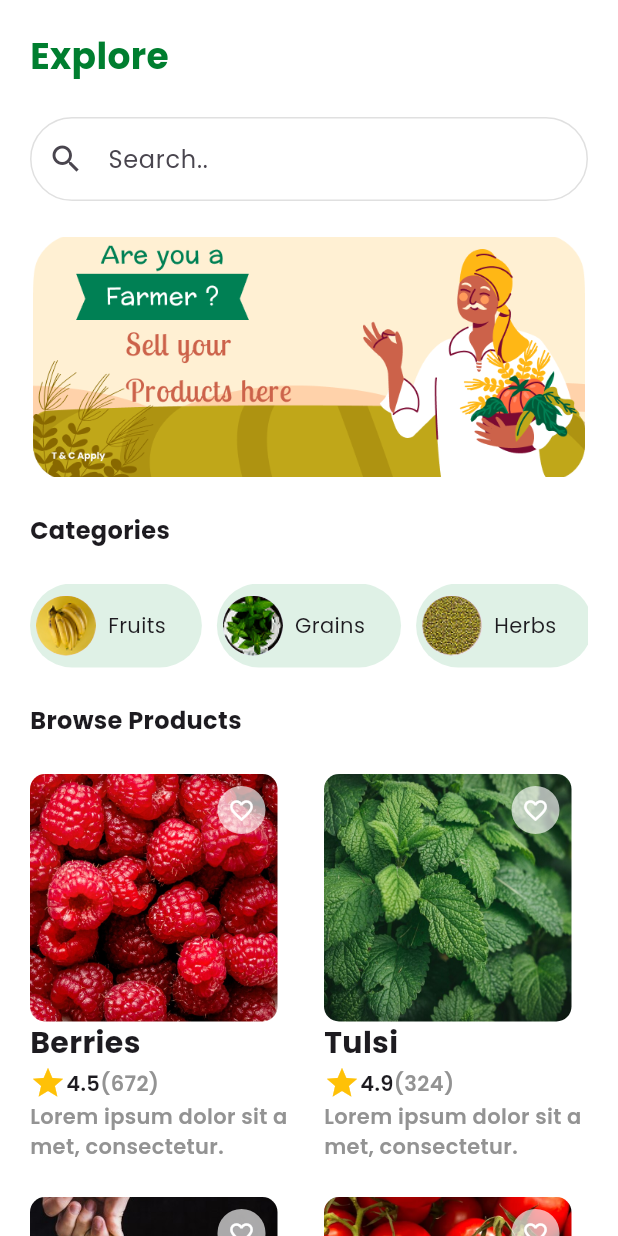
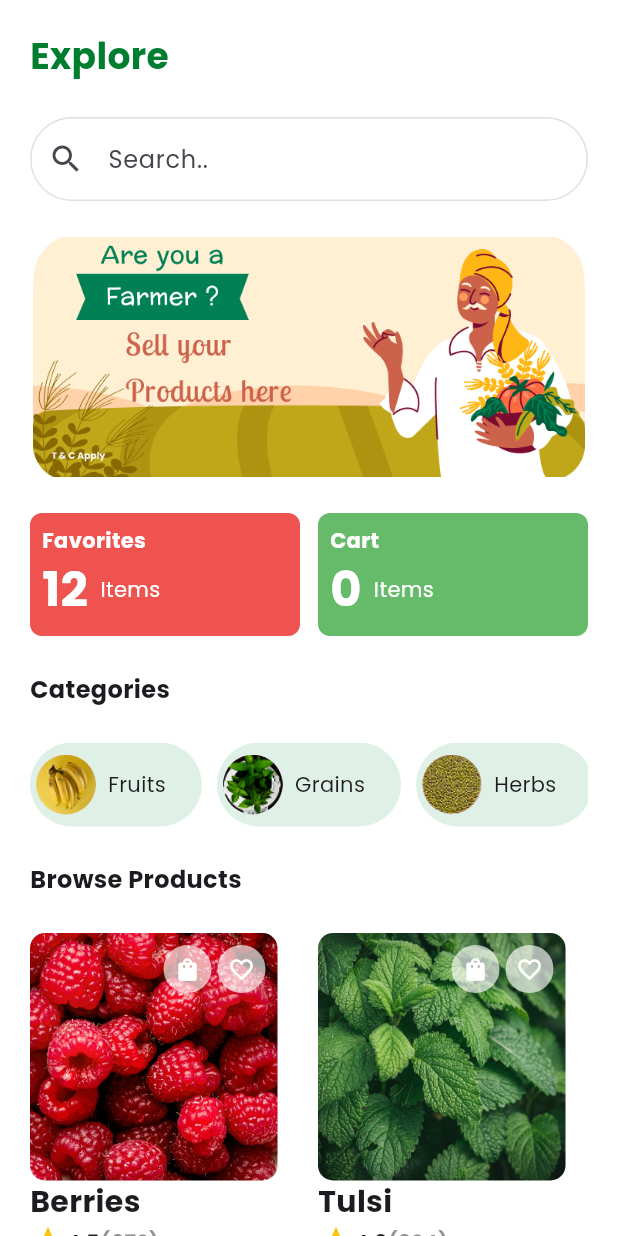
Before and after one commit to nabathnm/raion-workshop, a Flutter app: the screen it shows after launch, on a phone screen of 412 x 824 dp. Run offline on Flutter 3.47's test engine with Material 3 defaults, Android fonts, the phone set to English and light mode, and no system bars; drawn by our look-alikes of carousel_slider; our stand-ins replace flutter_bloc, google_fonts.

Commit message:
create cart button

```diff
--- a/lib/features/cart/cart_event.dart
+++ b/lib/features/cart/cart_event.dart
@@ -1,9 +1,3 @@
-import 'package:level_1/features/cart/models/cart_item.dart';
-
 abstract class CartEvent {}
 
-class AddItem extends CartEvent {
-  final CartItem item;
-
-  AddItem(this.item);
-}
+class AddToCart extends CartEvent {}
--- a/lib/features/cart/cart_state.dart
+++ b/lib/features/cart/cart_state.dart
@@ -1,11 +1,5 @@
-import 'package:level_1/features/cart/models/cart_item.dart';
+class CartState {
+  final int totalItems;
 
-class CartState {
-  final List<CartItem> items;
-
-  CartState(this.items);
-
-  int get totalItems {
-    return items.fold(0, (total, item) => total + item.quantity);
-  }
+  CartState(this.totalItems);
 }
--- /dev/null
+++ b/lib/features/favorites/favorite_events.dart
@@ -0,0 +1,3 @@
+abstract class FavoriteEvents {}
+
+class addToFavorite extends FavoriteEvents {}
--- /dev/null
+++ b/lib/features/favorites/favorite_state.dart
@@ -0,0 +1,5 @@
+class FavoriteState {
+  final int totalItems;
+
+  FavoriteState(this.totalItems);
+}
--- a/lib/home_page.dart
+++ b/lib/home_page.dart
@@ -1,7 +1,11 @@
 import 'package:flutter/material.dart';
+import 'package:flutter_bloc/flutter_bloc.dart';
+import 'package:level_1/features/cart/cart_bloc.dart';
+import 'package:level_1/features/cart/cart_state.dart';
 import 'package:level_1/widgets/banner_caraousel.dart';
 import 'package:level_1/widgets/category_card.dart';
 import 'package:level_1/widgets/product_card.dart';
+import 'package:level_1/widgets/statistic_card.dart';
 
 class HomePage extends StatefulWidget {
   const HomePage({super.key});
@@ -51,8 +55,27 @@ class _HomePageState extends State<HomePage> {
                   ),
                 ),
               ),
+              BannerCarousel(),
 
-              Container(child: BannerCarousel()),
+              Row(
+                spacing: 12,
+                children: [
+                  StatisticCard(
+                    color: Colors.red.shade400,
+                    title: "Favorites",
+                    value: "12",
+                  ),
+                  BlocBuilder<CartBloc, CartState>(
+                    builder: (context, state) {
+                      return StatisticCard(
+                        color: Colors.green.shade400,
+                        title: "Cart",
+                        value: state.totalItems.toString(),
+                      );
+                    },
+                  ),
+                ],
+              ),
 
               Text(
                 'Categories',
@@ -77,8 +100,15 @@ class _HomePageState extends State<HomePage> {
                 style: TextStyle(fontWeight: .w700, fontSize: 16),
               ),
 
-              Row(
-                spacing: 20,
+              GridView(
+                shrinkWrap: true,
+                physics: NeverScrollableScrollPhysics(),
+                gridDelegate: SliverGridDelegateWithFixedCrossAxisCount(
+                  crossAxisCount: 2,
+                  crossAxisSpacing: 12,
+                  mainAxisSpacing: 12,
+                  childAspectRatio: 0.65,
+                ),
                 children: [
                   ProductCard(
                     title: 'Berries',
@@ -106,12 +136,6 @@ class _HomePageState extends State<HomePage> {
                       });
                     },
                   ),
-                ],
-              ),
-
-              Row(
-                spacing: 20,
-                children: [
                   ProductCard(
                     title: 'Milk',
                     description: 'Lorem ipsum dolor sit a met, consectetur.',
--- a/lib/widgets/product_card.dart
+++ b/lib/widgets/product_card.dart
@@ -1,5 +1,8 @@
 import 'package:flutter/material.dart';
+import 'package:flutter_bloc/flutter_bloc.dart';
 import 'package:level_1/detail_page.dart';
+import 'package:level_1/features/cart/cart_bloc.dart';
+import 'package:level_1/features/cart/cart_event.dart';
 
 class ProductCard extends StatelessWidget {
   final String title;
@@ -74,6 +77,25 @@ class ProductCard extends StatelessWidget {
                     ),
                   ),
                 ),
+
+                Positioned(
+                  top: 8,
+                  right: 44,
+                  child: GestureDetector(
+                    onTap: () {
+                      context.read<CartBloc>().add(AddToCart());
+                    },
+                    child: CircleAvatar(
+                      radius: 16,
+                      backgroundColor: Colors.white.withOpacity(0.65),
+                      child: Icon(
+                        Icons.shopping_bag,
+                        color: Colors.white,
+                        size: 18,
+                      ),
+                    ),
+                  ),
+                ),
               ],
             ),
 
--- /dev/null
+++ b/lib/widgets/statistic_card.dart
@@ -0,0 +1,61 @@
+import 'package:flutter/material.dart';
+
+class StatisticCard extends StatelessWidget {
+  final Color color;
+  final String title;
+  final String value;
+
+  const StatisticCard({
+    super.key,
+    required this.color,
+    required this.title,
+    required this.value,
+  });
+
+  @override
+  Widget build(BuildContext context) {
+    return Expanded(
+      child: Container(
+        padding: EdgeInsets.all(8),
+        decoration: BoxDecoration(
+          color: color,
+          borderRadius: BorderRadius.all(Radius.circular(8)),
+        ),
+        child: Column(
+          crossAxisAlignment: CrossAxisAlignment.start,
+          children: [
+            Text(
+              title,
+              style: TextStyle(
+                color: Colors.white,
+                fontWeight: FontWeight.w700,
+                fontSize: 14,
+              ),
+            ),
+            Row(
+              children: [
+                Text(
+                  value,
+                  style: TextStyle(
+                    color: Colors.white,
+                    fontWeight: FontWeight.bold,
+                    fontSize: 32,
+                  ),
+                ),
+                SizedBox(width: 8),
+                Text(
+                  "Items",
+                  style: TextStyle(
+                    color: Colors.white,
+                    fontWeight: FontWeight.w400,
+                    fontSize: 14,
+                  ),
+                ),
+              ],
+            ),
+          ],
+        ),
+      ),
+    );
+  }
+}
```
Also changed, not shown: lib/features/cart/cart_bloc.dart (+3 -14 lines), lib/features/cart/models/cart_item.dart (deleted, +0 -7 lines), lib/features/favorites/favorite_bloc.dart (added, +13 -0 lines).
